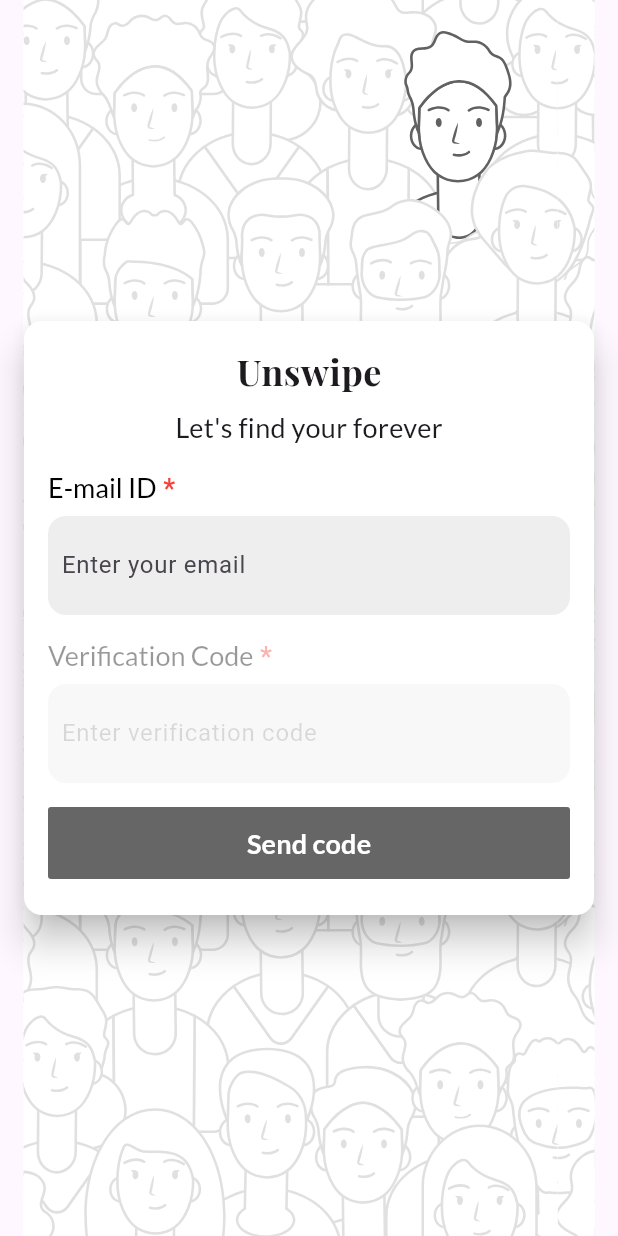
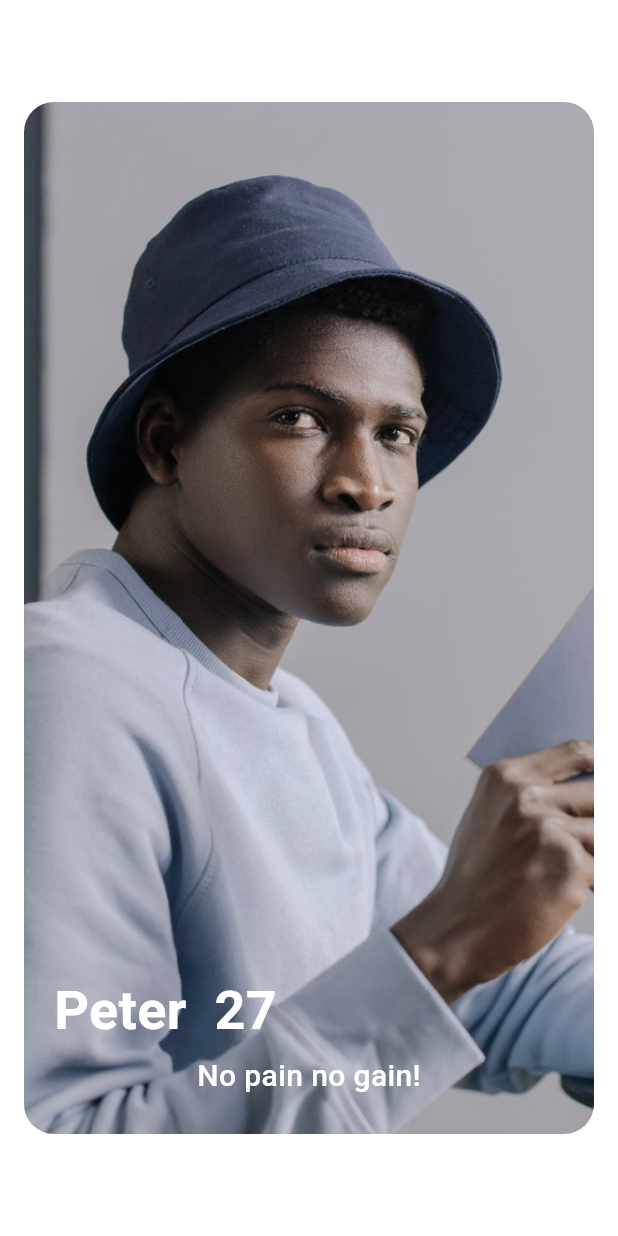
Before and after one commit to Unswipe-Dating/app, a Flutter app: the screen it shows after launch, on a phone screen of 412 x 824 dp. Run offline on Flutter 3.47's test engine with Material 3 defaults, Android fonts, the phone set to English and light mode, and no system bars; our stand-ins replace flutter_svg.

Commit message:
added minimal profile swipe ui

```diff
--- /dev/null
+++ b/assets/json/profiles.json
@@ -0,0 +1,56 @@
+[
+    {
+        "id": "1234",
+        "userName": "Peter",
+        "userAge": 27,
+        "isVerified": true,
+        "pronouns": "she/her",
+        "userDescription": "No pain no gain!",
+        "profileImageSrc": "assets/images/profilePictures/profile_1.jpg"
+    },
+    {
+        "id": "2345",
+        "userName": "Greta",
+        "userAge": 24,
+        "isVerified": true,
+        "pronouns": "she/her",
+        "userDescription": "I enjoy long walks to the fridge",
+        "profileImageSrc": "assets/images/profilePictures/profile_2.jpg"
+    },
+    {
+        "id": "3456",
+        "userName": "Alex",
+        "userAge": 33,
+        "isVerified": false,
+        "pronouns": "she/her",
+        "userDescription": "Let's connect and chat!",
+        "profileImageSrc": "assets/images/profilePictures/profile_3.jpg"
+    },
+    {
+        "id": "4567",
+        "userName": "Sophie",
+        "userAge": 26,
+        "pronouns": "she/her",
+        "isVerified": true,
+        "userDescription": "Please be patient, not often on this app",
+        "profileImageSrc": "assets/images/profilePictures/profile_4.jpg"
+    },
+    {
+        "id": "5678",
+        "userName": "Karen",
+        "userAge": 27,
+        "pronouns": "she/her",
+        "isVerified": true,
+        "userDescription": "Just ask!",
+        "profileImageSrc": "assets/images/profilePictures/profile_5.jpg"
+    },
+    {
+        "id": "6789",
+        "userName": "Daniel",
+        "userAge": 29,
+        "isVerified": false,
+        "pronouns": "she/her",
+        "userDescription": "Hiking & Travelling",
+        "profileImageSrc": "assets/images/profilePictures/profile_6.jpg"
+    }
+]
--- /dev/null
+++ b/lib/Profile.dart
@@ -0,0 +1,25 @@
+class Profile {
+  final String id;
+  final String userName;
+  final int userAge;
+  final String userDescription;
+  final String profileImageSrc;
+
+  Profile({
+    required this.id,
+    required this.userName,
+    required this.userAge,
+    required this.userDescription,
+    required this.profileImageSrc,
+  });
+
+  factory Profile.fromJson(Map<String, dynamic> json) {
+    return Profile(
+      id: json['id'],
+      userName: json['userName'],
+      userAge: json['userAge'],
+      userDescription: json['userDescription'],
+      profileImageSrc: json['profileImageSrc'],
+    );
+  }
+}
--- /dev/null
+++ b/lib/SwipeCard.dart
@@ -0,0 +1,67 @@
+import 'package:flutter/material.dart';
+
+class SwipeCard extends StatelessWidget {
+  final String id;
+  final String userName;
+  final int userAge;
+  final String userDescription;
+  final String profileImageSrc;
+
+  const SwipeCard({
+    Key? key,
+    required this.id,
+    required this.userName,
+    required this.userAge,
+    required this.userDescription,
+    required this.profileImageSrc,
+  }) : super(key: key);
+
+  @override
+  Widget build(BuildContext context) {
+    return Container(
+      margin: const EdgeInsets.fromLTRB(16.0, 8.0, 16.0, 8.0),
+      decoration: BoxDecoration(
+        shape: BoxShape.rectangle,
+        borderRadius: BorderRadius.circular(20.0),
+        image: DecorationImage(
+            image: AssetImage(profileImageSrc), fit: BoxFit.cover),
+      ),
+      child: Container(
+        margin: const EdgeInsets.all(20.0),
+        child: Column(
+          mainAxisSize: MainAxisSize.max,
+          mainAxisAlignment: MainAxisAlignment.end,
+          children: [
+            Padding(
+              padding: const EdgeInsets.fromLTRB(0.0, 0.0, 0.0, 4.0),
+              child: Row(
+                children: [
+                  Text(
+                    "$userName  $userAge",
+                    style: const TextStyle(
+                        color: Colors.white,
+                        fontSize: 36,
+                        fontWeight: FontWeight.bold),
+                  ),
+                ],
+              ),
+            ),
+            Padding(
+              padding: const EdgeInsets.fromLTRB(0.0, 0.0, 0.0, 4.0),
+              child: Text(
+                userDescription,
+                overflow: TextOverflow.ellipsis,
+                style: const TextStyle(
+                  color: Colors.white,
+                  fontSize: 20,
+                  fontWeight: FontWeight.w500,
+                  fontStyle: FontStyle.normal,
+                ),
+              ),
+            ),
+          ],
+        ),
+      ),
+    );
+  }
+}
--- /dev/null
+++ b/lib/SwipeInterface.dart
@@ -0,0 +1,108 @@
+import 'dart:convert';
+
+import 'package:flutter/material.dart';
+import 'package:flutter/services.dart';
+
+import 'Profile.dart';
+import 'SwipeCard.dart';
+
+class SwipeInterface extends StatefulWidget {
+  const SwipeInterface({super.key});
+
+  @override
+  State<StatefulWidget> createState() => _SwipeInterfaceState();
+}
+
+class _SwipeInterfaceState extends State<SwipeInterface> {
+  List<Profile> profiles = <Profile>[
+    Profile(
+        id: "222",
+        userName: "Placeholder 1",
+        userAge: 99,
+        userDescription: "Placeholder 1 user description",
+        profileImageSrc: 'assets/profilepictures/placeholder.jpg'),
+    Profile(
+        id: "333",
+        userName: "Placeholder 2",
+        userAge: 99,
+        userDescription: "Placeholder 2 user description",
+        profileImageSrc: 'assets/profilepictures/placeholder.jpg'),
+  ];
+
+  int stackCounter = 0;
+  double swipeThreshold = 100.0;
+
+  loadJsonData() async {
+    String jsonData = await rootBundle.loadString('assets/json/profiles.json');
+    setState(() {
+      profiles = json
+          .decode(jsonData)
+          .map<Profile>((dataPoint) => Profile.fromJson(dataPoint))
+          .toList();
+    });
+  }
+
+  _SwipeInterfaceState() {
+    loadJsonData();
+  }
+
+  void evaluateSwipe(dx) {
+    if (dx > swipeThreshold) {
+      likeProfile();
+    } else if (dx < -swipeThreshold) {
+      doNotLikeProfile();
+    }
+  }
+
+  void likeProfile() {
+    // do some magic
+    increaseStackCounter();
+  }
+
+  void doNotLikeProfile() {
+    // do some other magic
+    increaseStackCounter();
+  }
+
+  void increaseStackCounter() {
+    setState(() {
+      stackCounter++;
+    });
+  }
+
+  @override
+  Widget build(BuildContext context) {
+    return Expanded(
+      child: LayoutBuilder(
+        builder: (context, constraints) => Draggable(
+          onDragEnd: (details) => evaluateSwipe(details.offset.dx),
+          feedback: SizedBox(
+            width: constraints.maxWidth,
+            height: constraints.maxHeight,
+            child: SwipeCard(
+              id: profiles[stackCounter].id,
+              userName: profiles[stackCounter].userName,
+              userAge: profiles[stackCounter].userAge,
+              userDescription: profiles[stackCounter].userDescription,
+              profileImageSrc: profiles[stackCounter].profileImageSrc,
+            ),
+          ),
+          childWhenDragging: SwipeCard(
+            id: profiles[stackCounter + 1].id,
+            userName: profiles[stackCounter + 1].userName,
+            userAge: profiles[stackCounter + 1].userAge,
+            userDescription: profiles[stackCounter + 1].userDescription,
+            profileImageSrc: profiles[stackCounter + 1].profileImageSrc,
+          ),
+          child: SwipeCard(
+            id: profiles[stackCounter].id,
+            userName: profiles[stackCounter].userName,
+            userAge: profiles[stackCounter].userAge,
+            userDescription: profiles[stackCounter].userDescription,
+            profileImageSrc: profiles[stackCounter].profileImageSrc,
+          ),
+        ),
+      ),
+    );
+  }
+}
--- a/lib/main.dart
+++ b/lib/main.dart
@@ -1,5 +1,6 @@
 import 'package:flutter/material.dart';
 import 'package:unswipe/Login.dart';
+import 'package:unswipe/SwipeInterface.dart';
 
 void main() {
   runApp(const MyApp());
@@ -83,7 +84,30 @@ class _MyHomePageState extends State<MyHomePage> {
         // in the middle of the parent.
         child:MaterialApp(
           debugShowCheckedModeBanner: false,
-          home: const LoginScreen(),
+          home: Material(
+            color: Colors.transparent,
+            child: SafeArea(
+              child: Container(
+                alignment: Alignment.center,
+                color: Colors.white,
+                child: Column(
+                  mainAxisSize: MainAxisSize.max,
+                  mainAxisAlignment: MainAxisAlignment.end,
+                  children: [
+                    Container(
+                        height: 60.0,
+                        alignment: Alignment.bottomCenter,
+                        child: null),
+                    SwipeInterface(),
+                    Container(
+                        height: 60.0,
+                        alignment: Alignment.bottomCenter,
+                        child: null),
+                  ],
+                ),
+              ),
+            ),
+          ),
           title: "UnSwipe",
           theme: ThemeData(
             primaryColor: const Color(0xFF3E69FE), // Set the primary color
--- a/pubspec.yaml
+++ b/pubspec.yaml
@@ -66,6 +66,8 @@ flutter:
   #   - images/a_dot_ham.jpeg
   assets:
     - assets/images/
+    - assets/json/
+    - assets/images/profilePictures/
 
   fonts:
     - family: Playfair
```
Also changed, not shown: assets/images/profilePictures/placeholder.jpg (added), assets/images/profilePictures/profile_1.jpg (added), assets/images/profilePictures/profile_2.jpg (added), assets/images/profilePictures/profile_3.jpg (added), assets/images/profilePictures/profile_4.jpg (added), assets/images/profilePictures/profile_5.jpg (added), assets/images/profilePictures/profile_6.jpg (added).
